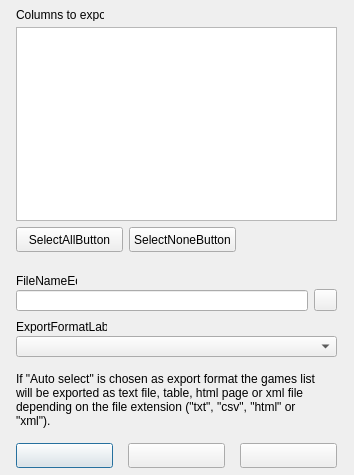
First picture: the form in src/forms/ExportGamesListFormUnit.ui, repository Eldricos/D-Fend-Reborn, before the edit.
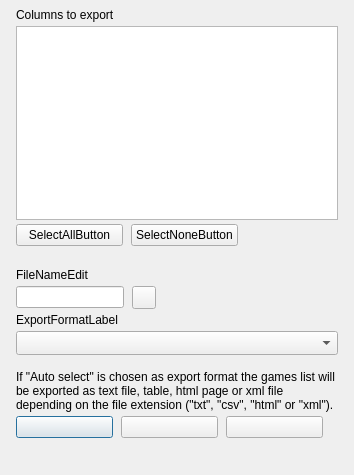
Second picture: the form after the edit. Icons and pictures are not drawn.

Commit message: Remaining dialogs: Qt layouts instead of fixed pixel positions

What changed in the file:
```diff
--- a/src/forms/ExportGamesListFormUnit.ui
+++ b/src/forms/ExportGamesListFormUnit.ui
@@ -9,96 +9,182 @@
     <property name="vclKeyPreview" stdset="0"><bool>true</bool></property>
     <property name="vclDesignWidth" stdset="0"><number>354</number></property>
     <property name="vclDesignHeight" stdset="0"><number>475</number></property>
+    <layout class="QVBoxLayout" name="ExportGamesListForm_Layout" stretch="0,0,0,0,0,1">
+      <property name="leftMargin"><number>16</number></property>
+      <property name="topMargin"><number>8</number></property>
+      <property name="rightMargin"><number>16</number></property>
+      <property name="bottomMargin"><number>8</number></property>
+      <property name="spacing"><number>0</number></property>
+      <item>
+        <layout class="QGridLayout" name="ExportGamesListForm_Section1" columnstretch="0,0,1">
+          <property name="leftMargin"><number>0</number></property>
+          <property name="topMargin"><number>0</number></property>
+          <property name="rightMargin"><number>0</number></property>
+          <property name="bottomMargin"><number>0</number></property>
+          <property name="horizontalSpacing"><number>8</number></property>
+          <property name="verticalSpacing"><number>4</number></property>
+          <item row="0" column="0" colspan="3">
     <widget class="QLabel" name="ListBoxLabel">
-      <property name="geometry"><rect><x>16</x><y>8</y><width>88</width><height>13</height></rect></property>
       <property name="text"><string>Columns to export</string></property>
       <property name="textFormat"><enum>Qt::PlainText</enum></property>
       <property name="alignment"><set>Qt::AlignLeft|Qt::AlignTop</set></property>
-      <property name="vclAutoSize" stdset="0"><bool>true</bool></property>
-    </widget>
+            </widget>
+          </item>
+          <item row="1" column="0" colspan="3">
+            <widget class="QListWidget" name="ListBox">
+              <property name="vclCheckList" stdset="0"><bool>true</bool></property>
+              <property name="minimumSize"><size><width>0</width><height>194</height></size></property>
+            </widget>
+          </item>
+          <item row="2" column="0" alignment="Qt::AlignLeft">
+            <widget class="QPushButton" name="SelectAllButton">
+              <property name="text"><string>SelectAllButton</string></property>
+              <property name="autoDefault"><bool>false</bool></property>
+              <property name="vclOnClick" stdset="0"><string notr="true">SelectButtonClick</string></property>
+              <property name="minimumSize"><size><width>107</width><height>0</height></size></property>
+            </widget>
+          </item>
+          <item row="2" column="1" alignment="Qt::AlignLeft">
+            <widget class="QPushButton" name="SelectNoneButton">
+              <property name="tag" stdset="0"><number>1</number></property>
+              <property name="text"><string>SelectNoneButton</string></property>
+              <property name="autoDefault"><bool>false</bool></property>
+              <property name="vclOnClick" stdset="0"><string notr="true">SelectButtonClick</string></property>
+              <property name="minimumSize"><size><width>107</width><height>0</height></size></property>
+            </widget>
+          </item>
+          <item row="0" column="2">
+            <spacer name="ExportGamesListForm_Section1_HFill">
+              <property name="orientation"><enum>Qt::Horizontal</enum></property>
+              <property name="sizeHint" stdset="0"><size><width>0</width><height>0</height></size></property>
+            </spacer>
+          </item>
+        </layout>
+      </item>
+      <item>
+        <spacer name="ExportGamesListForm_Gap1">
+          <property name="orientation"><enum>Qt::Vertical</enum></property>
+          <property name="sizeType"><enum>QSizePolicy::Fixed</enum></property>
+          <property name="sizeHint" stdset="0"><size><width>0</width><height>22</height></size></property>
+        </spacer>
+      </item>
+      <item>
+        <layout class="QGridLayout" name="ExportGamesListForm_Section2" columnstretch="0,0,1">
+          <property name="leftMargin"><number>0</number></property>
+          <property name="topMargin"><number>0</number></property>
+          <property name="rightMargin"><number>0</number></property>
+          <property name="bottomMargin"><number>0</number></property>
+          <property name="horizontalSpacing"><number>8</number></property>
+          <property name="verticalSpacing"><number>4</number></property>
+          <item row="0" column="0" colspan="3">
+            <widget class="QLabel" name="FileNameEdit_EditLabel">
+              <property name="text"><string>FileNameEdit</string></property>
+              <property name="textFormat"><enum>Qt::PlainText</enum></property>
+              <property name="vclFocusControl" stdset="0"><string notr="true">FileNameEdit</string></property>
+              <property name="vclLabeledEditOf" stdset="0"><string notr="true">FileNameEdit</string></property>
+            </widget>
+          </item>
+          <item row="1" column="0">
+            <widget class="QLineEdit" name="FileNameEdit">
+      </widget>
+          </item>
+          <item row="1" column="1" colspan="2">
     <widget class="QToolButton" name="SelectFileButton">
-      <property name="geometry"><rect><x>314</x><y>289</y><width>23</width><height>22</height></rect></property>
-      <property name="vclAnchors" stdset="0"><string notr="true">akLeft,akTop,akRight</string></property>
       <property name="icon"><iconset resource="../../resources/dfend.qrc"><normaloff>:/glyphs/92d9d1a333bceee3.png</normaloff></iconset></property>
       <property name="iconSize"><size><width>16</width><height>16</height></size></property>
     </widget>
+          </item>
+          <item row="2" column="0" colspan="3">
+            <widget class="QLabel" name="ExportFormatLabel">
+              <property name="text"><string>ExportFormatLabel</string></property>
+              <property name="textFormat"><enum>Qt::PlainText</enum></property>
+              <property name="alignment"><set>Qt::AlignLeft|Qt::AlignTop</set></property>
+            </widget>
+          </item>
+          <item row="3" column="0" colspan="3">
+            <widget class="QComboBox" name="ExportFormatComboBox">
+              <property name="editable"><bool>false</bool></property>
+              <property name="maxVisibleItems"><number>8</number></property>
+              <property name="sizeAdjustPolicy"><enum>QComboBox::AdjustToMinimumContentsLengthWithIcon</enum></property>
+              <property name="minimumContentsLength"><number>10</number></property>
+            </widget>
+          </item>
+          <item row="0" column="2">
+            <spacer name="ExportGamesListForm_Section2_HFill">
+              <property name="orientation"><enum>Qt::Horizontal</enum></property>
+              <property name="sizeHint" stdset="0"><size><width>0</width><height>0</height></size></property>
+            </spacer>
+          </item>
+        </layout>
+      </item>
+      <item>
+        <spacer name="ExportGamesListForm_Gap2">
+          <property name="orientation"><enum>Qt::Vertical</enum></property>
+          <property name="sizeType"><enum>QSizePolicy::Fixed</enum></property>
+          <property name="sizeHint" stdset="0"><size><width>0</width><height>15</height></size></property>
+        </spacer>
+      </item>
+      <item>
+        <layout class="QGridLayout" name="ExportGamesListForm_Section3" columnstretch="0,0,0,1">
+          <property name="leftMargin"><number>0</number></property>
+          <property name="topMargin"><number>0</number></property>
+          <property name="rightMargin"><number>0</number></property>
+          <property name="bottomMargin"><number>0</number></property>
+          <property name="horizontalSpacing"><number>8</number></property>
+          <property name="verticalSpacing"><number>4</number></property>
+          <item row="0" column="0" colspan="4">
     <widget class="QLabel" name="InfoLabel">
-      <property name="geometry"><rect><x>16</x><y>372</y><width>312</width><height>65</height></rect></property>
-      <property name="vclAnchors" stdset="0"><string notr="true">akLeft,akTop,akRight</string></property>
       <property name="text"><string>If "Auto select" is chosen as export format the games list will be exported as text file, table, html page or xml file depending on the file extension ("txt", "csv", "html" or "xml").</string></property>
       <property name="textFormat"><enum>Qt::PlainText</enum></property>
       <property name="wordWrap"><bool>true</bool></property>
       <property name="alignment"><set>Qt::AlignLeft|Qt::AlignTop</set></property>
     </widget>
-    <widget class="QLabel" name="ExportFormatLabel">
-      <property name="geometry"><rect><x>16</x><y>320</y><width>91</width><height>13</height></rect></property>
-      <property name="text"><string>ExportFormatLabel</string></property>
-      <property name="textFormat"><enum>Qt::PlainText</enum></property>
-      <property name="alignment"><set>Qt::AlignLeft|Qt::AlignTop</set></property>
-      <property name="vclAutoSize" stdset="0"><bool>true</bool></property>
-    </widget>
+          </item>
+          <item row="1" column="0" alignment="Qt::AlignLeft">
     <widget class="QPushButton" name="OKButton">
-      <property name="geometry"><rect><x>16</x><y>443</y><width>97</width><height>25</height></rect></property>
-      <property name="vclAnchors" stdset="0"><string notr="true">akLeft,akBottom</string></property>
-      <property name="text"><string></string></property>
+              <property name="text"><string /></property>
       <property name="autoDefault"><bool>false</bool></property>
       <property name="vclKind" stdset="0"><string notr="true">bkOK</string></property>
       <property name="default"><bool>true</bool></property>
       <property name="vclModalResult" stdset="0"><string notr="true">mrOk</string></property>
       <property name="vclOnClick" stdset="0"><string notr="true">OKButtonClick</string></property>
-    </widget>
+              <property name="minimumSize"><size><width>97</width><height>0</height></size></property>
+            </widget>
+          </item>
+          <item row="1" column="1" alignment="Qt::AlignLeft">
     <widget class="QPushButton" name="CancelButton">
-      <property name="geometry"><rect><x>128</x><y>443</y><width>97</width><height>25</height></rect></property>
-      <property name="vclAnchors" stdset="0"><string notr="true">akLeft,akBottom</string></property>
-      <property name="text"><string></string></property>
+              <property name="text"><string /></property>
       <property name="autoDefault"><bool>false</bool></property>
       <property name="vclKind" stdset="0"><string notr="true">bkCancel</string></property>
       <property name="vclCancel" stdset="0"><bool>true</bool></property>
       <property name="vclModalResult" stdset="0"><string notr="true">mrCancel</string></property>
-    </widget>
+              <property name="minimumSize"><size><width>97</width><height>0</height></size></property>
+            </widget>
+          </item>
+          <item row="1" column="2" alignment="Qt::AlignLeft">
     <widget class="QPushButton" name="HelpButton">
-      <property name="geometry"><rect><x>240</x><y>443</y><width>97</width><height>25</height></rect></property>
-      <property name="vclAnchors" stdset="0"><string notr="true">akLeft,akBottom</string></property>
-      <property name="text"><string></string></property>
+              <property name="text"><string /></property>
       <property name="autoDefault"><bool>false</bool></property>
       <property name="vclKind" stdset="0"><string notr="true">bkHelp</string></property>
       <property name="vclOnClick" stdset="0"><string notr="true">HelpButtonClick</string></property>
-    </widget>
-    <widget class="QLineEdit" name="FileNameEdit">
-      <property name="geometry"><rect><x>16</x><y>290</y><width>292</width><height>21</height></rect></property>
-      <property name="vclAnchors" stdset="0"><string notr="true">akLeft,akTop,akRight</string></property>
-    </widget>
-    <widget class="QLabel" name="FileNameEdit_EditLabel">
-      <property name="geometry"><rect><x>16</x><y>274</y><width>61</width><height>13</height></rect></property>
-      <property name="text"><string>FileNameEdit</string></property>
-      <property name="textFormat"><enum>Qt::PlainText</enum></property>
-      <property name="vclAutoSize" stdset="0"><bool>true</bool></property>
-      <property name="vclFocusControl" stdset="0"><string notr="true">FileNameEdit</string></property>
-      <property name="vclLabeledEditOf" stdset="0"><string notr="true">FileNameEdit</string></property>
-    </widget>
-    <widget class="QListWidget" name="ListBox">
-      <property name="geometry"><rect><x>16</x><y>27</y><width>321</width><height>194</height></rect></property>
-      <property name="vclAnchors" stdset="0"><string notr="true">akLeft,akTop,akRight</string></property>
-      <property name="vclCheckList" stdset="0"><bool>true</bool></property>
-    </widget>
-    <widget class="QPushButton" name="SelectNoneButton">
-      <property name="geometry"><rect><x>129</x><y>227</y><width>107</width><height>25</height></rect></property>
-      <property name="tag" stdset="0"><number>1</number></property>
-      <property name="text"><string>SelectNoneButton</string></property>
-      <property name="autoDefault"><bool>false</bool></property>
-      <property name="vclOnClick" stdset="0"><string notr="true">SelectButtonClick</string></property>
-    </widget>
-    <widget class="QPushButton" name="SelectAllButton">
-      <property name="geometry"><rect><x>16</x><y>227</y><width>107</width><height>25</height></rect></property>
-      <property name="text"><string>SelectAllButton</string></property>
-      <property name="autoDefault"><bool>false</bool></property>
-      <property name="vclOnClick" stdset="0"><string notr="true">SelectButtonClick</string></property>
-    </widget>
-    <widget class="QComboBox" name="ExportFormatComboBox">
-      <property name="geometry"><rect><x>16</x><y>336</y><width>321</width><height>21</height></rect></property>
-      <property name="editable"><bool>false</bool></property>
-      <property name="maxVisibleItems"><number>8</number></property>
-    </widget>
+              <property name="minimumSize"><size><width>97</width><height>0</height></size></property>
+            </widget>
+          </item>
+          <item row="0" column="3">
+            <spacer name="ExportGamesListForm_Section3_HFill">
+              <property name="orientation"><enum>Qt::Horizontal</enum></property>
+              <property name="sizeHint" stdset="0"><size><width>0</width><height>0</height></size></property>
+            </spacer>
+          </item>
+        </layout>
+      </item>
+      <item>
+        <spacer name="ExportGamesListForm_VFill">
+          <property name="orientation"><enum>Qt::Vertical</enum></property>
+          <property name="sizeHint" stdset="0"><size><width>0</width><height>0</height></size></property>
+        </spacer>
+      </item>
+    </layout>
   </widget>
   <tabstops>
     <tabstop>ListBox</tabstop>
```
Left out of the diff: 6 changed lines with no effect on the pictures. Lines whose indentation alone changed are shown as unchanged. The commit also changes 102 other files.
